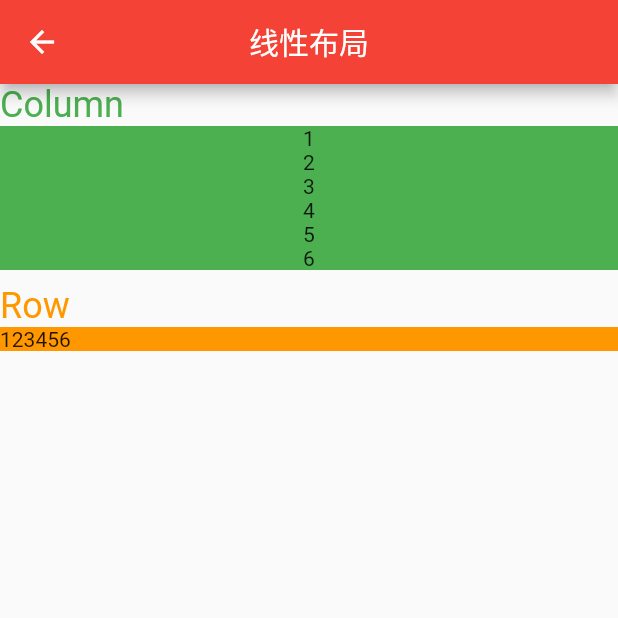
After one commit to student9128/flutter_study, a Flutter app: the MainContainer screen opened directly, after a tap on "线性布局", on a phone screen of 412 x 824 dp, the top half of it. The commit adds this screen. Run offline on Flutter 3.47's test engine with Material 2 defaults, Android fonts, the phone set to English and light mode, and no system bars.

Commit message:
add:添加布局组件的学习代码

```diff
--- /dev/null
+++ b/lib/layoutwidget/linearlayout.dart
@@ -0,0 +1,66 @@
+import 'package:flutter/cupertino.dart';
+import 'package:flutter/material.dart';
+
+class LinearLayout extends StatelessWidget {
+  @override
+  Widget build(BuildContext context) {
+    return Scaffold(
+        appBar: AppBar(
+          title: Text("线性布局"),
+          leading: IconButton(
+              icon: Icon(Icons.arrow_back),
+              onPressed: () {
+                Navigator.pop(context);
+              }),
+        ),
+        body: Column(
+          mainAxisAlignment: MainAxisAlignment.start,
+          crossAxisAlignment: CrossAxisAlignment.start,
+          children: <Widget>[
+            Text(
+              "Column",
+              style: TextStyle(
+                color: Colors.green,
+                fontSize: 24.0,
+              ),
+              textAlign: TextAlign.left,
+            ),
+            Container(
+              color: Colors.green,
+              margin: EdgeInsets.only(bottom: 10.0),
+              width: MediaQuery.of(context).size.width,
+              child: Column(
+                crossAxisAlignment: CrossAxisAlignment.center,
+                children: <Widget>[
+                  Text('1'),
+                  Text('2'),
+                  Text('3'),
+                  Text('4'),
+                  Text('5'),
+                  Text('6'),
+                ],
+              ),
+            ),
+            Text(
+              'Row',
+              style: TextStyle(
+                color: Colors.orange,
+                fontSize: 24.0,
+              ),
+            ),
+            Container(
+                color: Colors.orange,
+                child: Row(
+                  children: <Widget>[
+                    Text('1'),
+                    Text('2'),
+                    Text('3'),
+                    Text('4'),
+                    Text('5'),
+                    Text('6'),
+                  ],
+                )),
+          ],
+        ));
+  }
+}
--- a/lib/main.dart
+++ b/lib/main.dart
@@ -1,6 +1,11 @@
+import 'dart:math';
+
 import 'package:flutter/cupertino.dart';
 import 'package:flutter/material.dart';
-import 'package:flutterstudy/newroute.dart';
+import 'package:flutterstudy/layoutwidget/flexlayout.dart';
+import 'package:flutterstudy/layoutwidget/linearlayout.dart';
+import 'package:flutterstudy/mytest/newroute.dart';
+import 'package:flutterstudy/mytest/state_manager.dart';
 
 void main() {
   runApp(MyApp());
@@ -15,6 +20,7 @@ class MyApp extends StatelessWidget {
       debugShowMaterialGrid: false,
       title: 'Flutter Demo',
       theme: ThemeData(
+        platform: TargetPlatform.iOS,
         // This is the theme of your application.
         //
         // Try running your application with "flutter run". You'll see the
@@ -30,7 +36,8 @@ class MyApp extends StatelessWidget {
         // closer together (more dense) than on mobile platforms.
         visualDensity: VisualDensity.adaptivePlatformDensity,
       ),
-      home: MyHomePage(title: 'Flutter Demo Home Page'),
+//      home: MyHomePage(title: 'Flutter Demo Home Page'),
+      home: MainContainer(),
     );
   }
 }
@@ -55,6 +62,42 @@ class MyHomePage extends StatefulWidget {
 
 class _MyHomePageState extends State<MyHomePage> {
   int _counter = 0;
+
+  @override
+  void initState() {
+    super.initState();
+    print("initState");
+  }
+
+  @override
+  void didUpdateWidget(MyHomePage oldWidget) {
+    super.didUpdateWidget(oldWidget);
+    print("didUpdateWidget");
+  }
+
+  @override
+  void deactivate() {
+    super.deactivate();
+    print("deactivate");
+  }
+
+  @override
+  void dispose() {
+    super.dispose();
+    print("dispose");
+  }
+
+  @override
+  void reassemble() {
+    super.reassemble();
+    print("reassemble");
+  }
+
+  @override
+  void didChangeDependencies() {
+    super.didChangeDependencies();
+    print("didChangeDependencies");
+  }
 
   void _incrementCounter() {
     setState(() {
@@ -106,10 +149,7 @@ class _MyHomePageState extends State<MyHomePage> {
             ),
             Text(
               '$_counter',
-              style: Theme
-                  .of(context)
-                  .textTheme
-                  .headline3,
+              style: Theme.of(context).textTheme.headline3,
             ),
             FlatButton(
               onPressed: () {
@@ -119,6 +159,15 @@ class _MyHomePageState extends State<MyHomePage> {
               },
               textColor: Colors.blue,
               child: Text('open new route'),
+            ),
+            FlatButton(
+              child: Text("data"),
+              onPressed: () {
+                Navigator.push(context, CupertinoPageRoute(builder: (context) {
+                  return StateManager();
+                }));
+              },
+              textColor: Colors.green,
             )
           ],
         ),
@@ -131,3 +180,150 @@ class _MyHomePageState extends State<MyHomePage> {
     );
   }
 }
+
+class MainContainer extends StatefulWidget {
+  @override
+  State<StatefulWidget> createState() {
+    return _MainContainerState();
+  }
+}
+
+class _MainContainerState extends State<MainContainer> {
+//  List<Color> colorList = [];
+
+  @override
+  void initState() {
+    super.initState();
+    print("initState");
+  }
+
+@override
+  void didUpdateWidget(MainContainer oldWidget) {
+    super.didUpdateWidget(oldWidget);
+    print('didUpdateWidget');
+  }
+
+  @override
+  void deactivate() {
+    super.deactivate();
+    print("deactivate");
+  }
+
+  @override
+  void dispose() {
+    super.dispose();
+    print("dispose");
+  }
+
+  @override
+  void reassemble() {
+    super.reassemble();
+    print("reassemble");
+  }
+
+  @override
+  void didChangeDependencies() {
+    super.didChangeDependencies();
+    print("didChangeDependencies");
+  }
+
+  var _colorList = [
+    Colors.blue,
+    Colors.blue[300],
+    Colors.teal,
+    Colors.teal[700],
+    Colors.amber,
+    Colors.cyan,
+    Colors.red,
+    Colors.orange,
+    Colors.green,
+    Colors.brown,
+    Colors.purple
+  ];
+
+  int getRandomColor() {
+    var r = Random().nextInt(_colorList.length);
+    print("r=$r");
+    return r;
+  }
+
+  ///跳转路径
+  ///routeName是路径名
+  goPage(Widget routeName) {
+    Navigator.push(
+        context, new MaterialPageRoute(builder: (context) => routeName));
+  }
+
+  @override
+  Widget build(BuildContext context) {
+    return Scaffold(
+      appBar: AppBar(
+        title: Text('Flutter学习'),
+        centerTitle: true,
+      ),
+      body: SingleChildScrollView(
+        child: new Padding(
+          padding: EdgeInsets.symmetric(horizontal: 16.0),
+          child: Wrap(
+            direction: Axis.horizontal,
+            alignment: WrapAlignment.spaceBetween,
+            spacing: 10.0,
+            runSpacing: 0,
+            children: <Widget>[
+              RaisedButton(
+                color: _colorList[getRandomColor()],
+                onPressed: () {
+                  goPage(LinearLayout());
+                },
+                child: Text(
+                  '线性布局',
+                  style: TextStyle(color: Colors.white),
+                ),
+              ),
+              RaisedButton(
+                color: _colorList[getRandomColor()],
+                onPressed: () {
+                  goPage(FlexLayout());
+                },
+                child: Text(
+                  '弹性布局',
+                  style: TextStyle(color: Colors.white),
+                ),
+              ),
+              RaisedButton(
+                color: _colorList[getRandomColor()],
+                onPressed: () {
+                  getRandomColor();
+                },
+                child: Text(
+                  '流式布局',
+                  style: TextStyle(color: Colors.white),
+                ),
+              ),
+              RaisedButton(
+                color: _colorList[getRandomColor()],
+                onPressed: () {
+                  getRandomColor();
+                },
+                child: Text(
+                  '层叠布局',
+                  style: TextStyle(color: Colors.white),
+                ),
+              ),
+              RaisedButton(
+                color: _colorList[getRandomColor()],
+                onPressed: () {
+                  getRandomColor();
+                },
+                child: Text(
+                  '对齐与相对定位',
+                  style: TextStyle(color: Colors.white),
+                ),
+              ),
+            ],
+          ),
+        ),
+      ),
+    );
+  }
+}
```
Also changed, not shown: lib/layoutwidget/flexlayout.dart (added, +71 -0 lines), lib/layoutwidget/flowlayout.dart (added, +16 -0 lines), lib/mytest/state_manager.dart (added, +157 -0 lines), lib/titlebar.dart (added, +26 -0 lines), lib/mytest/newroute.dart (renamed from lib/newroute.dart).
